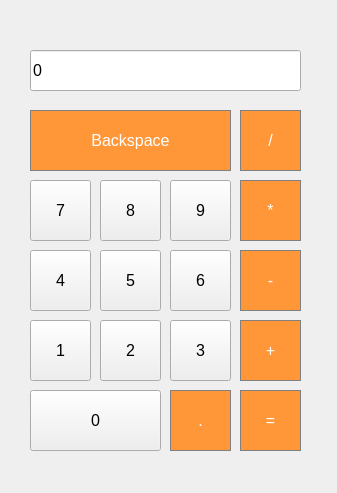
The window that mainwindow.ui (dvexer/qt_polish_calc) describes before a commit, drawn with Qt 5.
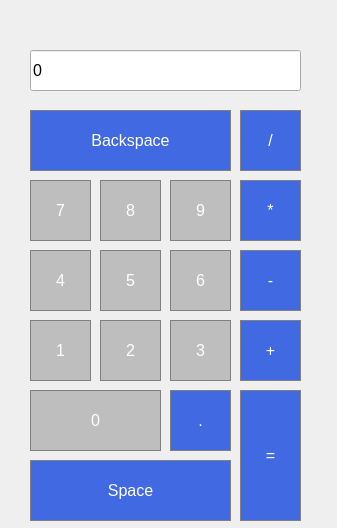
The same window after the commit.

What changed in the file:
```diff
--- a/mainwindow.ui
+++ b/mainwindow.ui
@@ -7,7 +7,7 @@
     <x>0</x>
     <y>0</y>
     <width>337</width>
-    <height>493</height>
+    <height>528</height>
    </rect>
   </property>
   <property name="windowTitle">
@@ -30,7 +30,7 @@
     </property>
     <property name="styleSheet">
      <string notr="true">QPushButton {
-  background-color: rgb(255, 151, 57);
+  background-color: rgb(65, 105, 225);
   color: white; 
   border: 1px solid gray;
 }
@@ -60,7 +60,7 @@
     </property>
     <property name="styleSheet">
      <string notr="true">QPushButton {
-  background-color: rgb(255, 151, 57);
+  background-color: rgb(65, 105, 225);
   color: white; 
   border: 1px solid gray;
 }
@@ -88,6 +88,18 @@
       <pointsize>12</pointsize>
      </font>
     </property>
+    <property name="styleSheet">
+     <string notr="true">QPushButton {
+  background-color: rgb(190, 190, 190);
+  color: white; 
+  border: 1px solid gray;
+}
+
+QPushButton:pressed {
+    background-color: qlineargradient(x1: 0, y1: 0, x2: 0, y2: 1,
+                                      stop: 0 #BEBEBE, stop: 1 #708090);
+}</string>
+    </property>
     <property name="text">
      <string>7</string>
     </property>
@@ -106,6 +118,18 @@
       <pointsize>12</pointsize>
      </font>
     </property>
+    <property name="styleSheet">
+     <string notr="true">QPushButton {
+  background-color: rgb(190, 190, 190);
+  color: white; 
+  border: 1px solid gray;
+}
+
+QPushButton:pressed {
+    background-color: qlineargradient(x1: 0, y1: 0, x2: 0, y2: 1,
+                                      stop: 0 #BEBEBE, stop: 1 #708090);
+}</string>
+    </property>
     <property name="text">
      <string>9</string>
     </property>
@@ -126,7 +150,7 @@
     </property>
     <property name="styleSheet">
      <string notr="true">QPushButton {
-  background-color: rgb(255, 151, 57);
+  background-color: rgb(65, 105, 225);
   color: white; 
   border: 1px solid gray;
 }
@@ -154,6 +178,18 @@
       <pointsize>12</pointsize>
      </font>
     </property>
+    <property name="styleSheet">
+     <string notr="true">QPushButton {
+  background-color: rgb(190, 190, 190);
+  color: white; 
+  border: 1px solid gray;
+}
+
+QPushButton:pressed {
+    background-color: qlineargradient(x1: 0, y1: 0, x2: 0, y2: 1,
+                                      stop: 0 #BEBEBE, stop: 1 #708090);
+}</string>
+    </property>
     <property name="text">
      <string>8</string>
     </property>
@@ -172,6 +208,18 @@
       <pointsize>12</pointsize>
      </font>
     </property>
+    <property name="styleSheet">
+     <string notr="true">QPushButton {
+  background-color: rgb(190, 190, 190);
+  color: white; 
+  border: 1px solid gray;
+}
+
+QPushButton:pressed {
+    background-color: qlineargradient(x1: 0, y1: 0, x2: 0, y2: 1,
+                                      stop: 0 #BEBEBE, stop: 1 #708090);
+}</string>
+    </property>
     <property name="text">
      <string>4</string>
     </property>
@@ -190,6 +238,18 @@
       <pointsize>12</pointsize>
      </font>
     </property>
+    <property name="styleSheet">
+     <string notr="true">QPushButton {
+  background-color: rgb(190, 190, 190);
+  color: white; 
+  border: 1px solid gray;
+}
+
+QPushButton:pressed {
+    background-color: qlineargradient(x1: 0, y1: 0, x2: 0, y2: 1,
+                                      stop: 0 #BEBEBE, stop: 1 #708090);
+}</string>
+    </property>
     <property name="text">
      <string>6</string>
     </property>
@@ -210,7 +270,7 @@
     </property>
     <property name="styleSheet">
      <string notr="true">QPushButton {
-  background-color: rgb(255, 151, 57);
+  background-color: rgb(65, 105, 225);
   color: white; 
   border: 1px solid gray;
 }
@@ -238,6 +298,18 @@
       <pointsize>12</pointsize>
      </font>
     </property>
+    <property name="styleSheet">
+     <string notr="true">QPushButton {
+  background-color: rgb(190, 190, 190);
+  color: white; 
+  border: 1px solid gray;
+}
+
+QPushButton:pressed {
+    background-color: qlineargradient(x1: 0, y1: 0, x2: 0, y2: 1,
+                                      stop: 0 #BEBEBE, stop: 1 #708090);
+}</string>
+    </property>
     <property name="text">
      <string>5</string>
     </property>
@@ -256,6 +328,18 @@
       <pointsize>12</pointsize>
      </font>
     </property>
+    <property name="styleSheet">
+     <string notr="true">QPushButton {
+  background-color: rgb(190, 190, 190);
+  color: white; 
+  border: 1px solid gray;
+}
+
+QPushButton:pressed {
+    background-color: qlineargradient(x1: 0, y1: 0, x2: 0, y2: 1,
+                                      stop: 0 #BEBEBE, stop: 1 #708090);
+}</string>
+    </property>
     <property name="text">
      <string>1</string>
     </property>
@@ -274,6 +358,18 @@
       <pointsize>12</pointsize>
      </font>
     </property>
+    <property name="styleSheet">
+     <string notr="true">QPushButton {
+  background-color: rgb(190, 190, 190);
+  color: white; 
+  border: 1px solid gray;
+}
+
+QPushButton:pressed {
+    background-color: qlineargradient(x1: 0, y1: 0, x2: 0, y2: 1,
+                                      stop: 0 #BEBEBE, stop: 1 #708090);
+}</string>
+    </property>
     <property name="text">
      <string>3</string>
     </property>
@@ -294,7 +390,7 @@
     </property>
     <property name="styleSheet">
      <string notr="true">QPushButton {
-  background-color: rgb(255, 151, 57);
+  background-color: rgb(65, 105, 225);
   color: white; 
   border: 1px solid gray;
 }
@@ -322,6 +418,18 @@
       <pointsize>12</pointsize>
      </font>
     </property>
+    <property name="styleSheet">
+     <string notr="true">QPushButton {
+  background-color: rgb(190, 190, 190);
+  color: white; 
+  border: 1px solid gray;
+}
+
+QPushButton:pressed {
+    background-color: qlineargradient(x1: 0, y1: 0, x2: 0, y2: 1,
+                                      stop: 0 #BEBEBE, stop: 1 #708090);
+}</string>
+    </property>
     <property name="text">
      <string>2</string>
     </property>
@@ -340,6 +448,18 @@
       <pointsize>12</pointsize>
      </font>
     </property>
+    <property name="styleSheet">
+     <string notr="true">QPushButton {
+  background-color: rgb(190, 190, 190);
+  color: white; 
+  border: 1px solid gray;
+}
+
+QPushButton:pressed {
+    background-color: qlineargradient(x1: 0, y1: 0, x2: 0, y2: 1,
+                                      stop: 0 #BEBEBE, stop: 1 #708090);
+}</string>
+    </property>
     <property name="text">
      <string>0</string>
     </property>
@@ -350,7 +470,7 @@
       <x>240</x>
       <y>390</y>
       <width>61</width>
-      <height>61</height>
+      <height>131</height>
      </rect>
     </property>
     <property name="font">
@@ -360,7 +480,7 @@
     </property>
     <property name="styleSheet">
      <string notr="true">QPushButton {
-  background-color: rgb(255, 151, 57);
+  background-color: rgb(65, 105, 225);
   color: white; 
   border: 1px solid gray;
 }
@@ -390,7 +510,7 @@
     </property>
     <property name="styleSheet">
      <string notr="true">QPushButton {
-  background-color: rgb(255, 151, 57);
+  background-color: rgb(65, 105, 225);
   color: white; 
   border: 1px solid gray;
 }
@@ -430,6 +550,36 @@
      <string>0</string>
     </property>
    </widget>
+   <widget class="QPushButton" name="pushButton_space">
+    <property name="geometry">
+     <rect>
+      <x>30</x>
+      <y>460</y>
+      <width>201</width>
+      <height>61</height>
+     </rect>
+    </property>
+    <property name="font">
+     <font>
+      <pointsize>12</pointsize>
+     </font>
+    </property>
+    <property name="styleSheet">
+     <string notr="true">QPushButton {
+  background-color: rgb(65, 105, 225);
+  color: white; 
+  border: 1px solid gray;
+}
+
+QPushButton:pressed {
+    background-color: qlineargradient(x1: 0, y1: 0, x2: 0, y2: 1,
+                                      stop: 0 #4169E1, stop: 1 #1E90FF);
+}</string>
+    </property>
+    <property name="text">
+     <string>Space</string>
+    </property>
+   </widget>
   </widget>
  </widget>
  <resources/>
```
Left out of the diff: 14 changed lines with no effect on the pictures.
